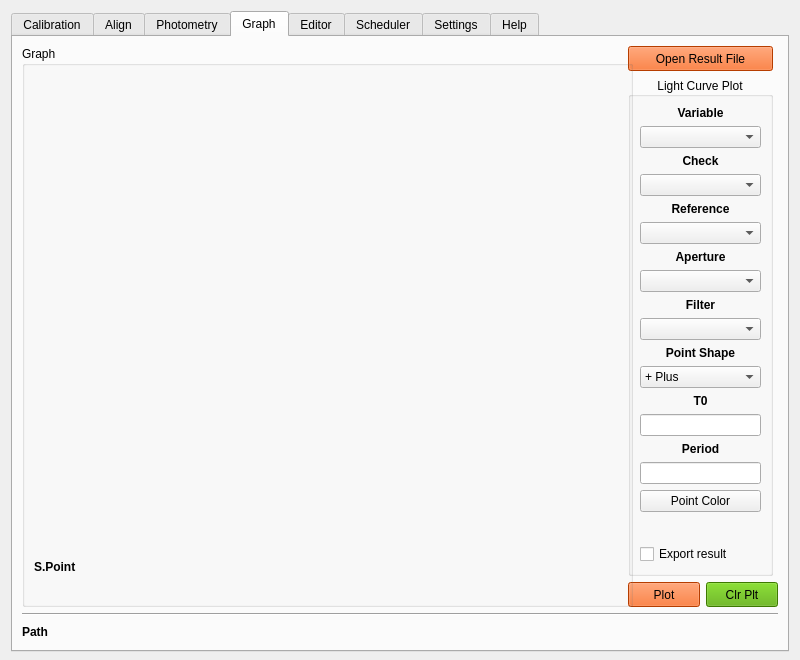
Above: myraf.ui from myrafproject/myrafproject2 before the change. Below: the same form after it.
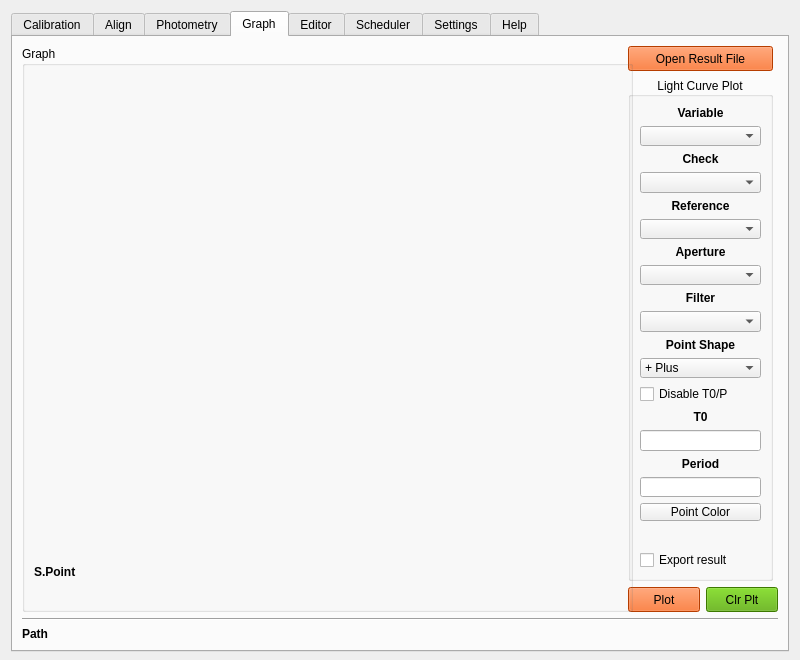
That is the form after the change. The open tabs and pages were chosen to show the change. Icons and pictures are not drawn. Custom widgets are drawn as their Qt base class.

```diff
--- a/myraf.ui
+++ b/myraf.ui
@@ -2498,7 +2498,7 @@
             <set>Qt::AlignCenter</set>
            </property>
            <layout class="QGridLayout" name="gridLayout_93">
-            <item row="8" column="0">
+            <item row="9" column="0">
              <layout class="QGridLayout" name="gridLayout_74">
               <item row="1" column="0">
                <widget class="QLineEdit" name="lineEdit_19">
@@ -2537,7 +2537,7 @@
               </item>
              </layout>
             </item>
-            <item row="9" column="0">
+            <item row="10" column="0">
              <layout class="QGridLayout" name="gridLayout_75">
               <item row="1" column="0">
                <widget class="QLineEdit" name="lineEdit_20">
@@ -2573,10 +2573,10 @@
               </item>
              </layout>
             </item>
-            <item row="10" column="0">
-             <layout class="QGridLayout" name="gridLayout_90"/>
-            </item>
             <item row="11" column="0">
+             <layout class="QGridLayout" name="gridLayout_90"/>
+            </item>
+            <item row="12" column="0">
              <layout class="QGridLayout" name="gridLayout_92">
               <item row="0" column="0">
                <widget class="QPushButton" name="pushButton_2">
@@ -2819,13 +2819,20 @@
               </item>
              </layout>
             </item>
-            <item row="12" column="0">
+            <item row="13" column="0">
              <widget class="QCheckBox" name="checkBox_export_result">
               <property name="text">
                <string>Export result</string>
               </property>
              </widget>
             </item>
+            <item row="8" column="0">
+             <widget class="QCheckBox" name="checkBox_t0_p">
+              <property name="text">
+               <string>Disable T0/P</string>
+              </property>
+             </widget>
+            </item>
            </layout>
           </widget>
          </item>
@@ -4322,7 +4329,7 @@
        <item row="0" column="0" colspan="2">
         <widget class="QTabWidget" name="tabWidget_6">
          <property name="currentIndex">
-          <number>1</number>
+          <number>0</number>
          </property>
          <widget class="QWidget" name="tab_23">
           <attribute name="title">
```
